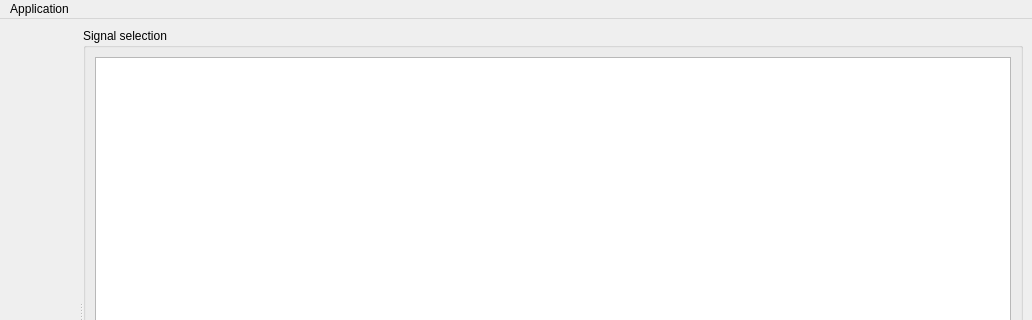
This is gui/MainWindow.ui in sblanchet/dls as Qt 5 draws it before an edit; both pictures show x 0 to 1032 and y 0 to 320 of the 1032 by 602 pixel window. The edited form follows.
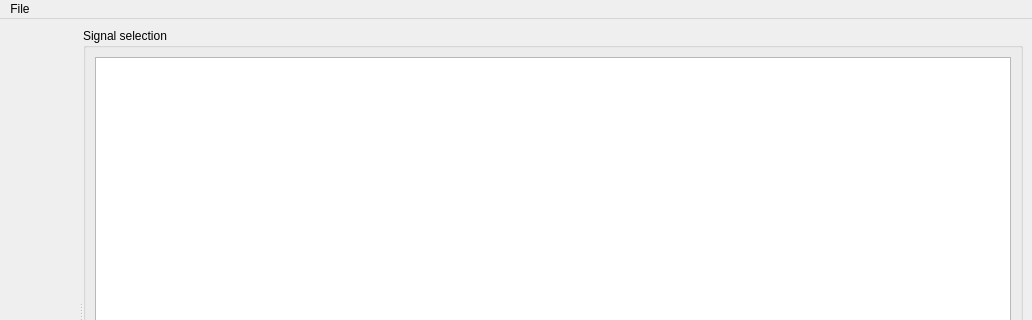
This is the edited form. Icons and pictures are not drawn. Custom widgets are drawn as their Qt base class.

Commit message: Added file menu and recent files function.

Diff of the .ui file:
```diff
--- a/gui/MainWindow.ui
+++ b/gui/MainWindow.ui
@@ -75,17 +75,17 @@
      <x>0</x>
      <y>0</y>
      <width>1032</width>
-     <height>26</height>
+     <height>24</height>
     </rect>
    </property>
-   <widget class="QMenu" name="menuApplication">
+   <widget class="QMenu" name="menuFile">
     <property name="title">
-     <string>Application</string>
+     <string>File</string>
     </property>
     <addaction name="separator"/>
     <addaction name="actionClose"/>
    </widget>
-   <addaction name="menuApplication"/>
+   <addaction name="menuFile"/>
   </widget>
   <action name="actionDisconnect">
    <property name="text">
@@ -116,7 +116,7 @@
  <customwidgets>
   <customwidget>
    <class>DLS::Graph</class>
-   <extends>QWidget</extends>
+   <extends>QFrame</extends>
    <header>Graph.h</header>
   </customwidget>
  </customwidgets>
```
Left out of the diff: 46 changed lines with no effect on the pictures. The commit also changes 3 other files.
